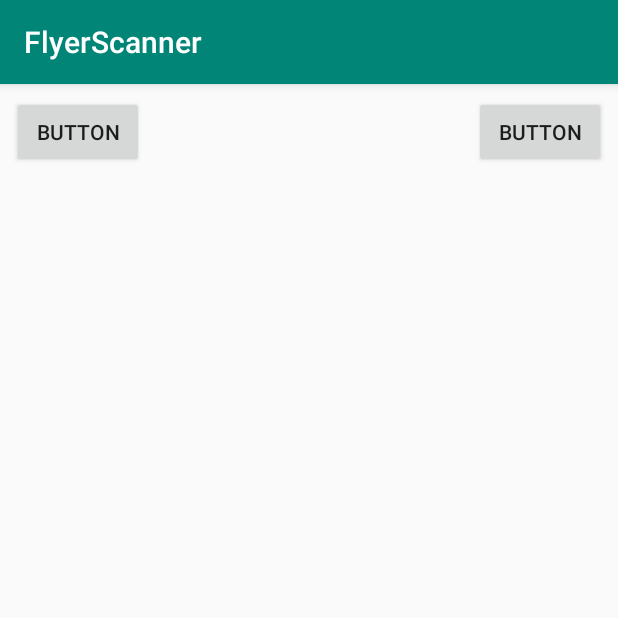
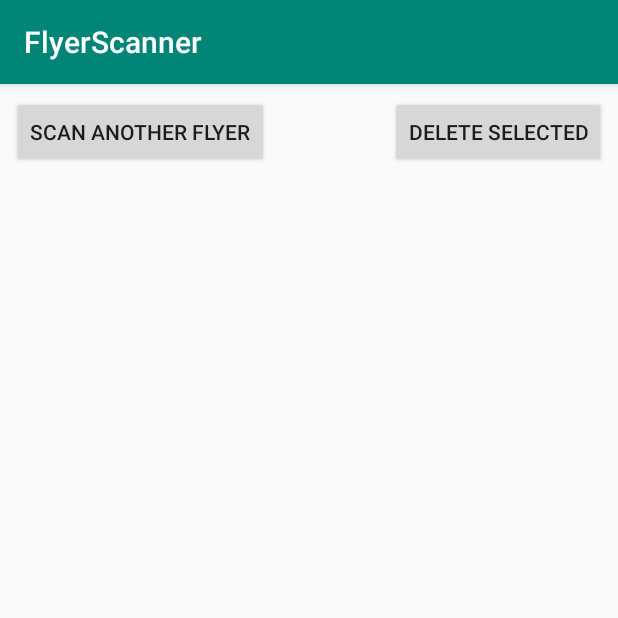
Before and after one commit to hexalellogram/FlyerScanner, an Android app: the ListActivity screen opened directly, with no data from a screen before it, on a phone screen of 412 x 824 dp, the top half of it. Run offline under Robolectric (Android 15) with nearby library versions, the phone set to English and light mode, and no system bars; libraries missing offline, so code that uses them is left out: net.fortuna.ical4j; 2 statements that could not run were skipped.

Commit message:
Added button labels

```diff
--- a/app/src/main/res/layout/activity_list.xml
+++ b/app/src/main/res/layout/activity_list.xml
@@ -15,7 +15,7 @@
         android:layout_marginStart="8dp"
         android:layout_marginTop="8dp"
         android:onClick="onScanAnotherClick"
-        android:text="Button"
+        android:text="Scan Another Flyer"
         app:layout_constraintStart_toStartOf="parent"
         app:layout_constraintTop_toTopOf="parent" />
 
@@ -26,7 +26,7 @@
         android:layout_marginTop="8dp"
         android:layout_marginEnd="8dp"
         android:onClick="onDeleteClick"
-        android:text="Button"
+        android:text="Delete Selected"
         app:layout_constraintEnd_toEndOf="parent"
         app:layout_constraintTop_toTopOf="parent" />
 
```
